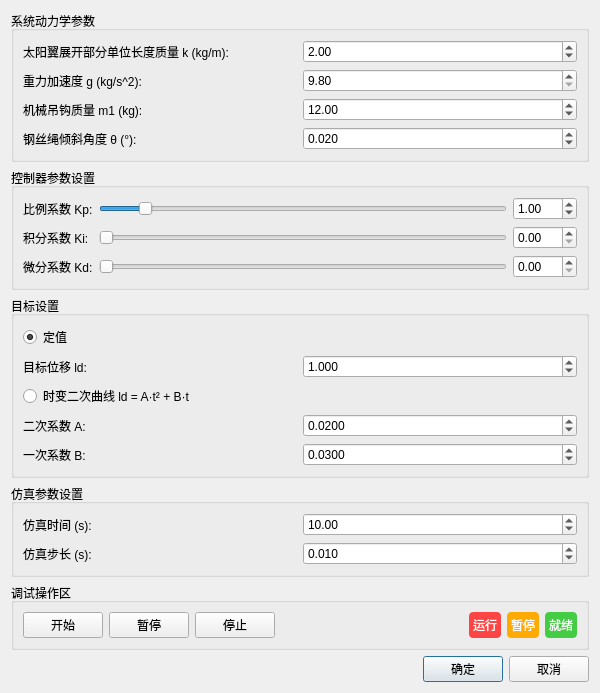
Old version of the form dialogs/paramsettingsdialog.ui in the repository nci1496/SolarWing.
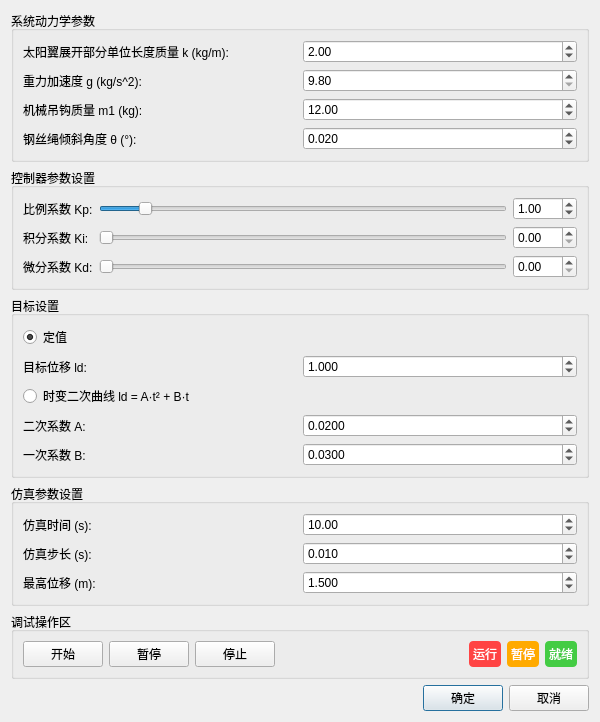
New version of the form.

```diff
--- a/dialogs/paramsettingsdialog.ui
+++ b/dialogs/paramsettingsdialog.ui
@@ -420,6 +420,32 @@
         </property>
        </widget>
       </item>
+      <item row="2" column="0">
+       <widget class="QLabel" name="maxDisplacementLabel">
+        <property name="text">
+         <string>最高位移 (m):</string>
+        </property>
+       </widget>
+      </item>
+      <item row="2" column="1">
+       <widget class="QDoubleSpinBox" name="maxDisplacementSpinBox">
+        <property name="minimum">
+         <double>0.100000000000000</double>
+        </property>
+        <property name="maximum">
+         <double>10.000000000000000</double>
+        </property>
+        <property name="singleStep">
+         <double>0.100000000000000</double>
+        </property>
+        <property name="value">
+         <double>1.500000000000000</double>
+        </property>
+        <property name="decimals">
+         <number>3</number>
+        </property>
+       </widget>
+      </item>
      </layout>
     </widget>
    </item>
```
